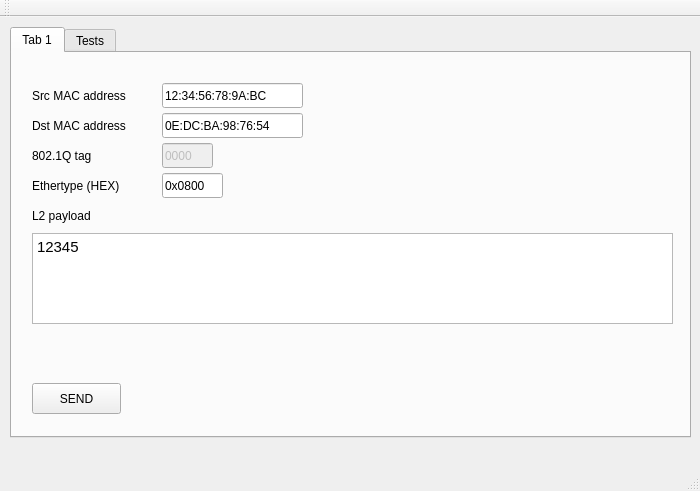
This is mainwindow.ui in DPinato/Emulient as Qt 5 draws it before an edit. The edited form follows.
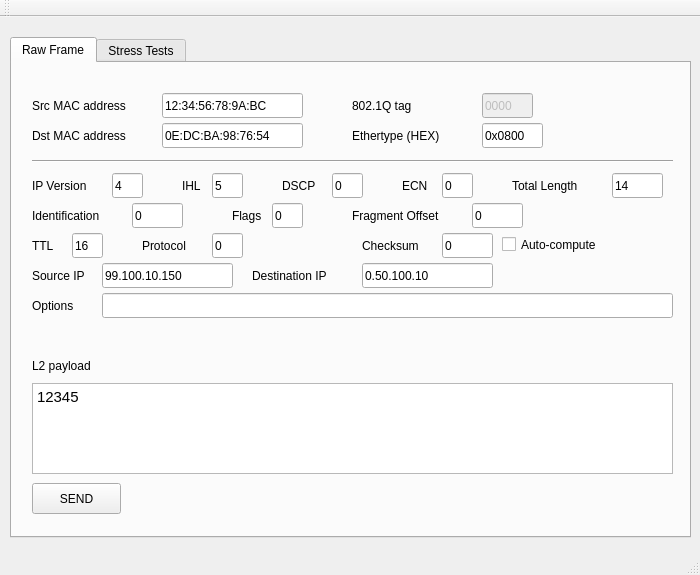
This is the edited form.

```diff
--- a/mainwindow.ui
+++ b/mainwindow.ui
@@ -7,7 +7,7 @@
     <x>0</x>
     <y>0</y>
     <width>700</width>
-    <height>491</height>
+    <height>575</height>
    </rect>
   </property>
   <property name="windowTitle">
@@ -18,9 +18,9 @@
     <property name="geometry">
      <rect>
       <x>10</x>
-      <y>10</y>
+      <y>20</y>
       <width>681</width>
-      <height>411</height>
+      <height>501</height>
      </rect>
     </property>
     <property name="currentIndex">
@@ -28,13 +28,13 @@
     </property>
     <widget class="QWidget" name="tab1">
      <attribute name="title">
-      <string>Tab 1</string>
+      <string>Raw Frame</string>
      </attribute>
      <widget class="QPushButton" name="sendButton">
       <property name="geometry">
        <rect>
         <x>20</x>
-        <y>330</y>
+        <y>420</y>
         <width>89</width>
         <height>31</height>
        </rect>
@@ -110,8 +110,8 @@
      <widget class="QLabel" name="label_5">
       <property name="geometry">
        <rect>
-        <x>20</x>
-        <y>90</y>
+        <x>340</x>
+        <y>30</y>
         <width>81</width>
         <height>25</height>
        </rect>
@@ -126,8 +126,8 @@
      <widget class="QLabel" name="label_6">
       <property name="geometry">
        <rect>
-        <x>20</x>
-        <y>120</y>
+        <x>340</x>
+        <y>60</y>
         <width>121</width>
         <height>25</height>
        </rect>
@@ -145,8 +145,8 @@
       </property>
       <property name="geometry">
        <rect>
-        <x>150</x>
-        <y>90</y>
+        <x>470</x>
+        <y>30</y>
         <width>51</width>
         <height>25</height>
        </rect>
@@ -161,8 +161,8 @@
      <widget class="QLineEdit" name="etherTypeEdit">
       <property name="geometry">
        <rect>
-        <x>150</x>
-        <y>120</y>
+        <x>470</x>
+        <y>60</y>
         <width>61</width>
         <height>25</height>
        </rect>
@@ -178,7 +178,7 @@
       <property name="geometry">
        <rect>
         <x>20</x>
-        <y>180</y>
+        <y>320</y>
         <width>641</width>
         <height>91</height>
        </rect>
@@ -198,7 +198,7 @@
       <property name="geometry">
        <rect>
         <x>20</x>
-        <y>150</y>
+        <y>290</y>
         <width>81</width>
         <height>25</height>
        </rect>
@@ -210,10 +210,484 @@
        <set>Qt::AlignLeading|Qt::AlignLeft|Qt::AlignVCenter</set>
       </property>
      </widget>
+     <widget class="Line" name="line">
+      <property name="geometry">
+       <rect>
+        <x>20</x>
+        <y>90</y>
+        <width>641</width>
+        <height>16</height>
+       </rect>
+      </property>
+      <property name="orientation">
+       <enum>Qt::Horizontal</enum>
+      </property>
+     </widget>
+     <widget class="QLabel" name="label_8">
+      <property name="geometry">
+       <rect>
+        <x>20</x>
+        <y>110</y>
+        <width>81</width>
+        <height>25</height>
+       </rect>
+      </property>
+      <property name="text">
+       <string>IP Version</string>
+      </property>
+      <property name="alignment">
+       <set>Qt::AlignLeading|Qt::AlignLeft|Qt::AlignVCenter</set>
+      </property>
+     </widget>
+     <widget class="QLineEdit" name="ipVerEdit">
+      <property name="geometry">
+       <rect>
+        <x>100</x>
+        <y>110</y>
+        <width>31</width>
+        <height>25</height>
+       </rect>
+      </property>
+      <property name="text">
+       <string>4</string>
+      </property>
+      <property name="maxLength">
+       <number>1</number>
+      </property>
+     </widget>
+     <widget class="QLabel" name="label_9">
+      <property name="geometry">
+       <rect>
+        <x>170</x>
+        <y>110</y>
+        <width>31</width>
+        <height>25</height>
+       </rect>
+      </property>
+      <property name="text">
+       <string>IHL</string>
+      </property>
+      <property name="alignment">
+       <set>Qt::AlignLeading|Qt::AlignLeft|Qt::AlignVCenter</set>
+      </property>
+     </widget>
+     <widget class="QLineEdit" name="ihlEdit">
+      <property name="geometry">
+       <rect>
+        <x>200</x>
+        <y>110</y>
+        <width>31</width>
+        <height>25</height>
+       </rect>
+      </property>
+      <property name="text">
+       <string>5</string>
+      </property>
+      <property name="maxLength">
+       <number>1</number>
+      </property>
+     </widget>
+     <widget class="QLabel" name="label_10">
+      <property name="geometry">
+       <rect>
+        <x>270</x>
+        <y>110</y>
+        <width>51</width>
+        <height>25</height>
+       </rect>
+      </property>
+      <property name="text">
+       <string>DSCP</string>
+      </property>
+      <property name="alignment">
+       <set>Qt::AlignLeading|Qt::AlignLeft|Qt::AlignVCenter</set>
+      </property>
+     </widget>
+     <widget class="QLineEdit" name="dscpEdit">
+      <property name="geometry">
+       <rect>
+        <x>320</x>
+        <y>110</y>
+        <width>31</width>
+        <height>25</height>
+       </rect>
+      </property>
+      <property name="text">
+       <string>0</string>
+      </property>
+      <property name="maxLength">
+       <number>2</number>
+      </property>
+     </widget>
+     <widget class="QLabel" name="label_11">
+      <property name="geometry">
+       <rect>
+        <x>390</x>
+        <y>110</y>
+        <width>41</width>
+        <height>25</height>
+       </rect>
+      </property>
+      <property name="text">
+       <string>ECN</string>
+      </property>
+      <property name="alignment">
+       <set>Qt::AlignLeading|Qt::AlignLeft|Qt::AlignVCenter</set>
+      </property>
+     </widget>
+     <widget class="QLineEdit" name="ecnEdit">
+      <property name="geometry">
+       <rect>
+        <x>430</x>
+        <y>110</y>
+        <width>31</width>
+        <height>25</height>
+       </rect>
+      </property>
+      <property name="text">
+       <string>0</string>
+      </property>
+      <property name="maxLength">
+       <number>1</number>
+      </property>
+     </widget>
+     <widget class="QLabel" name="label_12">
+      <property name="geometry">
+       <rect>
+        <x>500</x>
+        <y>110</y>
+        <width>101</width>
+        <height>25</height>
+       </rect>
+      </property>
+      <property name="text">
+       <string>Total Length</string>
+      </property>
+      <property name="alignment">
+       <set>Qt::AlignLeading|Qt::AlignLeft|Qt::AlignVCenter</set>
+      </property>
+     </widget>
+     <widget class="QLineEdit" name="totLengthEdit">
+      <property name="geometry">
+       <rect>
+        <x>600</x>
+        <y>110</y>
+        <width>51</width>
+        <height>25</height>
+       </rect>
+      </property>
+      <property name="text">
+       <string>14</string>
+      </property>
+      <property name="maxLength">
+       <number>4</number>
+      </property>
+     </widget>
+     <widget class="QLineEdit" name="identificationEdit">
+      <property name="geometry">
+       <rect>
+        <x>120</x>
+        <y>140</y>
+        <width>51</width>
+        <height>25</height>
+       </rect>
+      </property>
+      <property name="text">
+       <string>0</string>
+      </property>
+      <property name="maxLength">
+       <number>4</number>
+      </property>
+     </widget>
+     <widget class="QLabel" name="label_13">
+      <property name="geometry">
+       <rect>
+        <x>20</x>
+        <y>140</y>
+        <width>101</width>
+        <height>25</height>
+       </rect>
+      </property>
+      <property name="text">
+       <string>Identification</string>
+      </property>
+      <property name="alignment">
+       <set>Qt::AlignLeading|Qt::AlignLeft|Qt::AlignVCenter</set>
+      </property>
+     </widget>
+     <widget class="QLineEdit" name="flagsEdit">
+      <property name="geometry">
+       <rect>
+        <x>260</x>
+        <y>140</y>
+        <width>31</width>
+        <height>25</height>
+       </rect>
+      </property>
+      <property name="text">
+       <string>0</string>
+      </property>
+      <property name="maxLength">
+       <number>1</number>
+      </property>
+     </widget>
+     <widget class="QLabel" name="label_14">
+      <property name="geometry">
+       <rect>
+        <x>220</x>
+        <y>140</y>
+        <width>41</width>
+        <height>25</height>
+       </rect>
+      </property>
+      <property name="text">
+       <string>Flags</string>
+      </property>
+      <property name="alignment">
+       <set>Qt::AlignLeading|Qt::AlignLeft|Qt::AlignVCenter</set>
+      </property>
+     </widget>
+     <widget class="QLineEdit" name="fragOffsetEdit">
+      <property name="geometry">
+       <rect>
+        <x>460</x>
+        <y>140</y>
+        <width>51</width>
+        <height>25</height>
+       </rect>
+      </property>
+      <property name="text">
+       <string>0</string>
+      </property>
+      <property name="maxLength">
+       <number>4</number>
+      </property>
+     </widget>
+     <widget class="QLabel" name="label_15">
+      <property name="geometry">
+       <rect>
+        <x>340</x>
+        <y>140</y>
+        <width>121</width>
+        <height>25</height>
+       </rect>
+      </property>
+      <property name="text">
+       <string>Fragment Offset</string>
+      </property>
+      <property name="alignment">
+       <set>Qt::AlignLeading|Qt::AlignLeft|Qt::AlignVCenter</set>
+      </property>
+     </widget>
+     <widget class="QLabel" name="label_16">
+      <property name="geometry">
+       <rect>
+        <x>20</x>
+        <y>170</y>
+        <width>41</width>
+        <height>25</height>
+       </rect>
+      </property>
+      <property name="text">
+       <string>TTL</string>
+      </property>
+      <property name="alignment">
+       <set>Qt::AlignLeading|Qt::AlignLeft|Qt::AlignVCenter</set>
+      </property>
+     </widget>
+     <widget class="QLineEdit" name="ttlEdit">
+      <property name="geometry">
+       <rect>
+        <x>60</x>
+        <y>170</y>
+        <width>31</width>
+        <height>25</height>
+       </rect>
+      </property>
+      <property name="text">
+       <string>16</string>
+      </property>
+      <property name="maxLength">
+       <number>2</number>
+      </property>
+     </widget>
+     <widget class="QLabel" name="label_17">
+      <property name="geometry">
+       <rect>
+        <x>130</x>
+        <y>170</y>
+        <width>71</width>
+        <height>25</height>
+       </rect>
+      </property>
+      <property name="text">
+       <string>Protocol</string>
+      </property>
+      <property name="alignment">
+       <set>Qt::AlignLeading|Qt::AlignLeft|Qt::AlignVCenter</set>
+      </property>
+     </widget>
+     <widget class="QLineEdit" name="protocolEdit">
+      <property name="geometry">
+       <rect>
+        <x>200</x>
+        <y>170</y>
+        <width>31</width>
+        <height>25</height>
+       </rect>
+      </property>
+      <property name="text">
+       <string>0</string>
+      </property>
+      <property name="maxLength">
+       <number>2</number>
+      </property>
+     </widget>
+     <widget class="QLineEdit" name="checksumEdit">
+      <property name="geometry">
+       <rect>
+        <x>430</x>
+        <y>170</y>
+        <width>51</width>
+        <height>25</height>
+       </rect>
+      </property>
+      <property name="text">
+       <string>0</string>
+      </property>
+      <property name="maxLength">
+       <number>4</number>
+      </property>
+     </widget>
+     <widget class="QLabel" name="label_18">
+      <property name="geometry">
+       <rect>
+        <x>350</x>
+        <y>170</y>
+        <width>81</width>
+        <height>25</height>
+       </rect>
+      </property>
+      <property name="text">
+       <string>Checksum</string>
+      </property>
+      <property name="alignment">
+       <set>Qt::AlignLeading|Qt::AlignLeft|Qt::AlignVCenter</set>
+      </property>
+     </widget>
+     <widget class="QLabel" name="label_19">
+      <property name="geometry">
+       <rect>
+        <x>20</x>
+        <y>200</y>
+        <width>71</width>
+        <height>25</height>
+       </rect>
+      </property>
+      <property name="text">
+       <string>Source IP</string>
+      </property>
+      <property name="alignment">
+       <set>Qt::AlignLeading|Qt::AlignLeft|Qt::AlignVCenter</set>
+      </property>
+     </widget>
+     <widget class="QLineEdit" name="srcIPEdit">
+      <property name="geometry">
+       <rect>
+        <x>90</x>
+        <y>200</y>
+        <width>131</width>
+        <height>25</height>
+       </rect>
+      </property>
+      <property name="text">
+       <string>99.100.10.150</string>
+      </property>
+      <property name="maxLength">
+       <number>15</number>
+      </property>
+     </widget>
+     <widget class="QLabel" name="label_20">
+      <property name="geometry">
+       <rect>
+        <x>240</x>
+        <y>200</y>
+        <width>111</width>
+        <height>25</height>
+       </rect>
+      </property>
+      <property name="text">
+       <string>Destination IP</string>
+      </property>
+      <property name="alignment">
+       <set>Qt::AlignLeading|Qt::AlignLeft|Qt::AlignVCenter</set>
+      </property>
+     </widget>
+     <widget class="QLineEdit" name="dstIPEdit">
+      <property name="geometry">
+       <rect>
+        <x>350</x>
+        <y>200</y>
+        <width>131</width>
+        <height>25</height>
+       </rect>
+      </property>
+      <property name="text">
+       <string>0.50.100.10</string>
+      </property>
+      <property name="maxLength">
+       <number>15</number>
+      </property>
+     </widget>
+     <widget class="QCheckBox" name="autoComputeCheckBox">
+      <property name="geometry">
+       <rect>
+        <x>490</x>
+        <y>170</y>
+        <width>121</width>
+        <height>23</height>
+       </rect>
+      </property>
+      <property name="text">
+       <string>Auto-compute</string>
+      </property>
+     </widget>
+     <widget class="QLabel" name="label_21">
+      <property name="geometry">
+       <rect>
+        <x>20</x>
+        <y>230</y>
+        <width>71</width>
+        <height>25</height>
+       </rect>
+      </property>
+      <property name="text">
+       <string>Options</string>
+      </property>
+      <property name="alignment">
+       <set>Qt::AlignLeading|Qt::AlignLeft|Qt::AlignVCenter</set>
+      </property>
+     </widget>
+     <widget class="QLineEdit" name="ipOptionsEdit">
+      <property name="geometry">
+       <rect>
+        <x>90</x>
+        <y>230</y>
+        <width>571</width>
+        <height>25</height>
+       </rect>
+      </property>
+      <property name="text">
+       <string/>
+      </property>
+      <property name="maxLength">
+       <number>32</number>
+      </property>
+     </widget>
     </widget>
     <widget class="QWidget" name="tab2">
      <attribute name="title">
-      <string>Tests</string>
+      <string>Stress Tests</string>
      </attribute>
      <widget class="QLabel" name="label_3">
       <property name="geometry">
```
